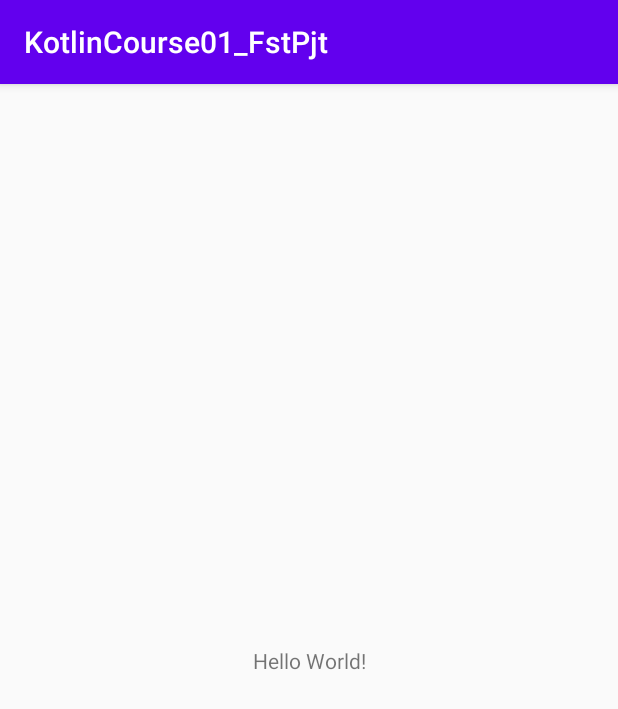
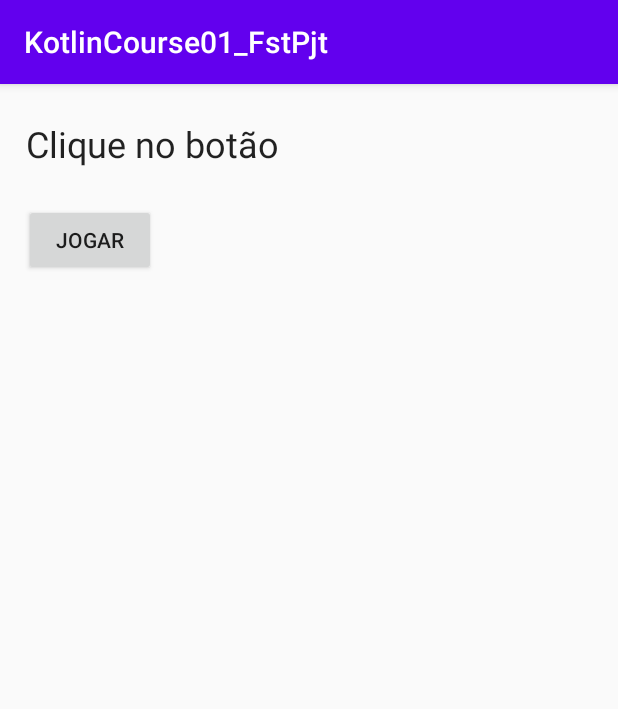
Before and after one commit to higorasilverio/KotlinCourse01_FstPjt, an Android app: the screen it shows after launch (MainActivity), on a phone screen of 412 x 824 dp. Shown: the top 709 px of the screen. Run offline under Robolectric (Android 15) with nearby library versions, the phone set to English and light mode, and no system bars.

Commit message:
First project finished

```diff
--- a/app/src/main/java/br/com/silverio/kotlincourse01_fstpjt/MainActivity.kt
+++ b/app/src/main/java/br/com/silverio/kotlincourse01_fstpjt/MainActivity.kt
@@ -2,6 +2,9 @@ package br.com.silverio.kotlincourse01_fstpjt
 
 import androidx.appcompat.app.AppCompatActivity
 import android.os.Bundle
+import android.util.Log
+import android.view.View
+import android.widget.TextView
 
 class MainActivity : AppCompatActivity() {
 
@@ -9,4 +12,12 @@ class MainActivity : AppCompatActivity() {
         super.onCreate(savedInstanceState)
         setContentView(R.layout.activity_main)
     }
+
+    fun cliqueBotao(view: View){
+
+        var texto = findViewById(R.id.textoExibicao) as TextView
+        texto.setText("Texto alterado!")
+
+    }
+
 }
--- a/app/src/main/res/layout/activity_main.xml
+++ b/app/src/main/res/layout/activity_main.xml
@@ -7,12 +7,25 @@
     tools:context=".MainActivity">
 
     <TextView
+        android:id="@+id/textoExibicao"
         android:layout_width="wrap_content"
         android:layout_height="wrap_content"
-        android:text="Hello World!"
-        app:layout_constraintBottom_toBottomOf="parent"
-        app:layout_constraintLeft_toLeftOf="parent"
-        app:layout_constraintRight_toRightOf="parent"
+        android:layout_marginStart="17dp"
+        android:layout_marginTop="23dp"
+        android:text="Clique no botão"
+        android:textAppearance="@style/TextAppearance.AppCompat.Large"
+        android:textSize="24sp"
+        app:layout_constraintStart_toStartOf="parent"
         app:layout_constraintTop_toTopOf="parent" />
 
+    <Button
+        android:id="@+id/button"
+        android:layout_width="wrap_content"
+        android:layout_height="wrap_content"
+        android:layout_marginStart="16dp"
+        android:layout_marginTop="24dp"
+        android:onClick="cliqueBotao"
+        android:text="JOGAR"
+        app:layout_constraintStart_toStartOf="parent"
+        app:layout_constraintTop_toBottomOf="@+id/textoExibicao" />
 </androidx.constraintlayout.widget.ConstraintLayout>
```
